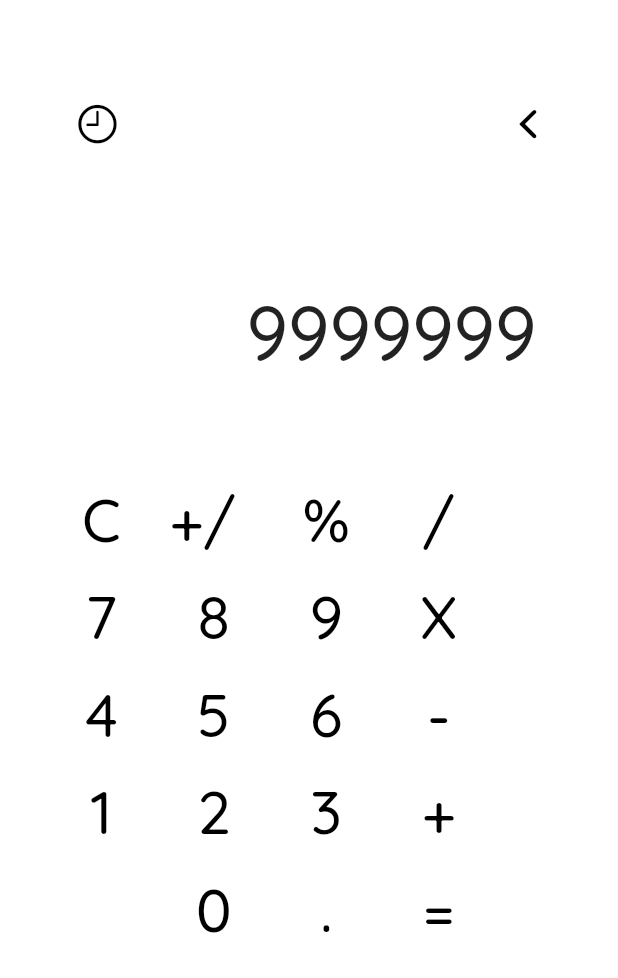
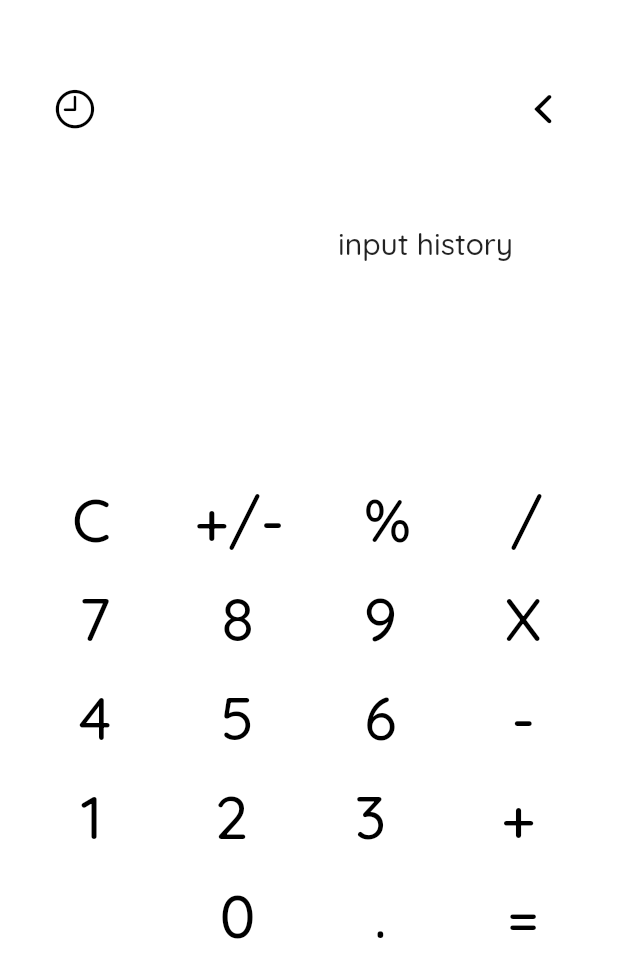
Before and after one commit to AlecJDavidson/calculator, a Flutter app: the screen it shows after launch, on a phone screen of 412 x 824 dp. Shown: the top 978 px of the screen. Run offline on Flutter 3.47's test engine with Material 2 defaults, Android fonts, the phone set to English and light mode, and no system bars.

Commit message:
Updated app

```diff
--- a/lib/widgets.dart
+++ b/lib/widgets.dart
@@ -3,20 +3,17 @@ import 'package:flutter/material.dart';
 import 'package:flutter_calc/styling.dart';
 import 'package:flutter_calc/math.dart';
 
-int result = 9999999;
-String inputBar;
-int num1;
-int num2;
+String _inputBar = '';
 
 class NavigationBar extends StatelessWidget {
   @override
   Widget build(BuildContext context) {
     return Container(
       height: 50,
-      alignment: Alignment.bottomCenter,
       child: Padding(
-        padding: EdgeInsets.only(left: 40, right: 35, top: 60),
+        padding: EdgeInsets.only(left: 25, right: 25, top: 50),
         child: Row(
+          mainAxisAlignment: MainAxisAlignment.spaceEvenly,
           children: [
             NavBarItem(icon: CupertinoIcons.clock),
             Spacer(),
@@ -28,10 +25,15 @@ class NavigationBar extends StatelessWidget {
   }
 }
 
-class NavBarItem extends StatelessWidget {
+class NavBarItem extends StatefulWidget {
   final IconData icon;
   const NavBarItem({Key key, this.icon}) : super(key: key);
 
+  @override
+  _NavBarItemState createState() => _NavBarItemState();
+}
+
+class _NavBarItemState extends State<NavBarItem> {
   @override
   Widget build(BuildContext context) {
     return Container(
@@ -43,7 +45,7 @@ class NavBarItem extends StatelessWidget {
       child: IconButton(
         iconSize: 30,
         icon: Icon(
-          icon,
+          widget.icon,
           color: lightText,
         ),
         onPressed: () {},
@@ -61,15 +63,14 @@ class InputHistory extends StatefulWidget {
 }
 
 class _InputHistoryState extends State<InputHistory> {
-  String _inputHistory = '';
   @override
   Widget build(BuildContext context) {
     return Container(
       alignment: Alignment.bottomRight,
       child: Padding(
-        padding: EdgeInsets.only(right: 55, top: 100),
+        padding: EdgeInsets.only(right: 70, top: 100),
         child: Text(
-          '$_inputHistory',
+          'input history',
           style: TextStyle(fontSize: 20, fontWeight: FontWeight.w500),
         ),
       ),
@@ -78,33 +79,31 @@ class _InputHistoryState extends State<InputHistory> {
 }
 
 class InputBar extends StatefulWidget {
-  final inputBar;
-  InputBar({Key key, this.inputBar}) : super(key: key);
+  InputBar({Key key}) : super(key: key);
+
   @override
   _InputBarState createState() => _InputBarState();
 }
 
 class _InputBarState extends State<InputBar> {
-  void addInput(num) {
-    setState(() {
-      result += num;
-    });
-  }
-
   @override
   Widget build(BuildContext context) {
     return Container(
-      alignment: Alignment.bottomCenter,
-      child: Padding(
-        padding: EdgeInsets.only(left: 110, top: 15),
+        child: Row(
+      mainAxisAlignment: MainAxisAlignment.end,
+      children: <Widget>[
+        Padding(
+          padding: EdgeInsets.only(right: 60, top: 15),
           child: Text(
-          '$result',
+            '$_inputBar',
             style: TextStyle(fontSize: 50, fontWeight: FontWeight.w500),
           ),
         ),
-    );
+      ],
+    ));
   }
 }
+
 
 class NumPad extends StatelessWidget {
   const NumPad({Key key}) : super(key: key);
@@ -112,13 +111,13 @@ class NumPad extends StatelessWidget {
   @override
   Widget build(BuildContext context) {
     return Container(
-      alignment: Alignment.bottomCenter,
       child: Padding(
-        padding: EdgeInsets.only(left: 30, right: 0, top: 60),
+        padding: EdgeInsets.only(top: 60),
         child: Column(
           children: <Widget>[
             Container(
               child: Row(
+                mainAxisAlignment: MainAxisAlignment.spaceEvenly,
                 children: <Widget>[
                   NumButton(text: 'C'),
                   NumButton(text: '+/-'),
@@ -128,33 +127,37 @@ class NumPad extends StatelessWidget {
               ),
             ),
             Row(
+              mainAxisAlignment: MainAxisAlignment.spaceEvenly,
               children: <Widget>[
-                NumButton(text: '7', num: 7),
-                NumButton(text: '8', num: 8),
-                NumButton(text: '9', num: 9),
+                NumButton(text: '7'),
+                NumButton(text: '8'),
+                NumButton(text: '9'),
                 NumButton(text: 'X'),
               ],
             ),
             Row(
+              mainAxisAlignment: MainAxisAlignment.spaceEvenly,
               children: <Widget>[
-                NumButton(text: '4', num: 4),
-                NumButton(text: '5', num: 5),
-                NumButton(text: '6', num: 6),
+                NumButton(text: '4'),
+                NumButton(text: '5'),
+                NumButton(text: '6'),
                 NumButton(text: '-'),
               ],
             ),
             Row(
+              mainAxisAlignment: MainAxisAlignment.spaceEvenly,
               children: <Widget>[
-                NumButton(text: '1', num: 1),
-                NumButton(text: '2', num: 2),
-                NumButton(text: '3', num: 3),
+                NumButton(text: '1'),
+                NumButton(text: '2'),
+                NumButton(text: '3'),
                 AddButton(text: '+'),
               ],
             ),
             Row(
+              mainAxisAlignment: MainAxisAlignment.spaceEvenly,
               children: <Widget>[
                 NumButton(text: ''),
-                NumButton(text: '0', num: 0),
+                NumButton(text: '0'),
                 NumButton(text: '.'),
                 NumButton(text: '='),
               ],
@@ -166,25 +169,44 @@ class NumPad extends StatelessWidget {
   }
 }
 
-class NumButton extends StatelessWidget {
+class NumButton extends StatefulWidget {
+  const NumButton({Key key, this.text}) : super(key: key);
+
   final String text;
-  final int num;
-  const NumButton({Key key, this.text, this.num}) : super(key: key);
+  @override
+  _NumButtonState createState() => _NumButtonState();
+}
+
+class _NumButtonState extends State<NumButton> {
+  void _addInput() {
+    setState(() {
+      // This call to setState tells the Flutter framework that something has
+      // changed in this State, which causes it to rerun the build method below
+      // so that the display can reflect the updated values. If we changed
+      // _counter without calling setState(), then the build method would not be
+      // called again, and so nothing would appear to happen.
+      _inputBar += '1';
+    });
+  }
+
   @override
   Widget build(BuildContext context) {
-    return Container(
-      height: 65,
-      width: 75,
+    return Center(
+      child: Container(
+        // height: 65,
+        // width: Max,
         decoration: BoxDecoration(
           color: primaryLightColor,
         ),
         child: TextButton(
           style: TextButton.styleFrom(primary: lightText),
           onPressed: () {
+            _addInput();
           },
           child: Text(
-          text,
+            widget.text,
             style: TextStyle(fontSize: 40, fontWeight: FontWeight.w500),
+          ),
         ),
       ),
     );
@@ -205,7 +227,9 @@ class AddButton extends StatelessWidget {
       ),
       child: TextButton(
         style: TextButton.styleFrom(primary: lightText),
-        onPressed: () {},
+        onPressed: () {
+          _inputBar += '1';
+        },
         child: Text(
           text,
           style: TextStyle(fontSize: 40, fontWeight: FontWeight.w500),
```
Lines whose indentation alone changed are shown as unchanged.
